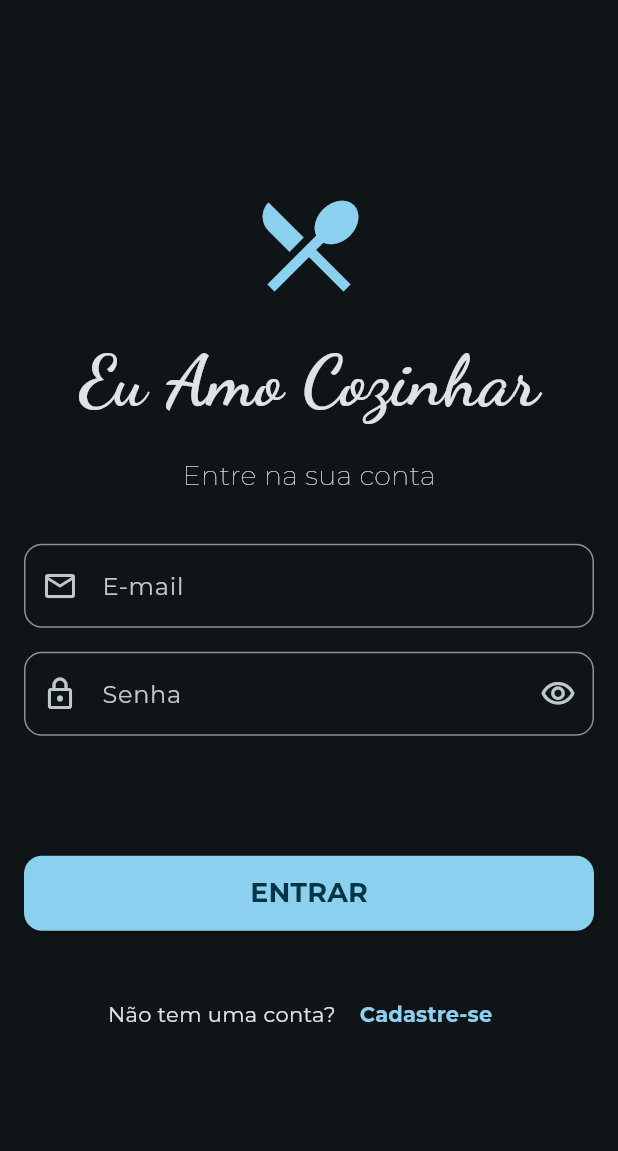
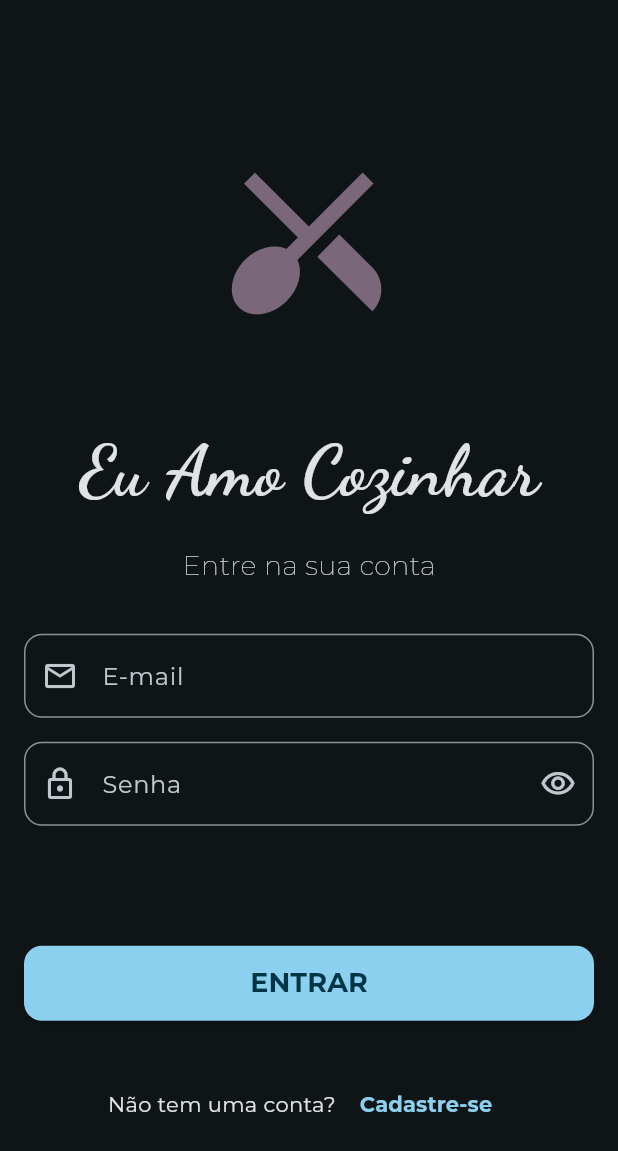
Before and after one commit to rcrenata/flutter_app4_receitas, a Flutter app: the screen it shows after launch, on a phone screen of 412 x 824 dp. Shown: the top 1151 px of the screen. Run offline on Flutter 3.47's test engine with Material 3 defaults, Android fonts, the phone set to English and light mode, and no system bars; our stand-ins replace either_dart, flutter_dotenv, get, get_it, go_router, google_fonts and 1 more; accounts and stored records are empty.

```diff
--- a/lib/data/services/auth_service.dart
+++ b/lib/data/services/auth_service.dart
@@ -78,7 +78,7 @@ class AuthService {
         await _supabaseClient.from('profiles').insert({
           'id': result.right.user!.id,
           'username': username,
-          'avatarUrl': avatarUrl,
+          'avatar_url': avatarUrl,
         });
         return Right(right);
       });
--- a/lib/ui/auth/auth_view.dart
+++ b/lib/ui/auth/auth_view.dart
@@ -11,8 +11,40 @@ class AuthView extends StatefulWidget {
   State<AuthView> createState() => _AuthViewState();
 }
 
-class _AuthViewState extends State<AuthView> {
+class _AuthViewState extends State<AuthView>
+    with SingleTickerProviderStateMixin {
   final viewModel = getIt<AuthViewModel>();
+
+  late AnimationController _animationController;
+  late Animation<double> _animation;
+
+  @override
+  void initState() {
+    super.initState();
+
+    _animationController =
+        AnimationController(
+          vsync: this,
+          duration: const Duration(milliseconds: 1000),
+        )..addStatusListener((listener) {
+          if (listener == AnimationStatus.completed) {
+            _animationController.reverse();
+          } else if (listener == AnimationStatus.dismissed) {
+            _animationController.forward();
+          }
+        });
+
+    _animation = Tween(begin: 50.0, end: 200.0).animate(_animationController);
+    _animation.addListener(() => setState(() {}));
+
+    _animationController.forward();
+  }
+
+  @override
+  void dispose() {
+    _animationController.dispose();
+    super.dispose();
+  }
 
   @override
   Widget build(BuildContext context) {
@@ -59,11 +91,7 @@ class _AuthViewState extends State<AuthView> {
   Widget _buildHeader() {
     return Column(
       children: [
-        Icon(
-          Icons.restaurant_menu,
-          size: 80,
-          color: Theme.of(context).colorScheme.primary,
-        ),
+        _animatedLogo(controller: _animationController),
         const SizedBox(height: 16),
         Text(
           'Eu Amo Cozinhar',
@@ -78,6 +106,43 @@ class _AuthViewState extends State<AuthView> {
           style: TextStyle(fontSize: 18, fontWeight: FontWeight.w100),
         ),
       ],
+    );
+  }
+
+  Widget _animatedLogo({required AnimationController controller}) {
+    return AnimatedBuilder(
+      animation: controller,
+      builder: (context, child) {
+        final sizeTween = Tween(
+          begin: 50.0,
+          end: 200.0,
+        ).animate(CurvedAnimation(parent: controller, curve: Curves.easeInOut));
+
+        final colorTween =
+            ColorTween(
+              begin: Theme.of(context).colorScheme.onError,
+              end: Theme.of(context).colorScheme.primary,
+            ).animate(
+              CurvedAnimation(parent: controller, curve: Curves.bounceInOut),
+            );
+
+        final angleTween = Tween(
+          begin: 0.0,
+          end: 2 * 3.14,
+        ).animate(CurvedAnimation(parent: controller, curve: Curves.easeInOut));
+
+        return Transform.rotate(
+          angle: angleTween.value,
+          child: SizedBox(
+            height: 200,
+            child: Icon(
+              Icons.restaurant_menu,
+              size: sizeTween.value,
+              color: colorTween.value,
+            ),
+          ),
+        );
+      },
     );
   }
 
--- a/lib/ui/widgets/custom_bnb.dart
+++ b/lib/ui/widgets/custom_bnb.dart
@@ -40,6 +40,7 @@ class _CustomBottomNavigationBarState extends State<CustomBottomNavigationBar> {
   Widget build(BuildContext context) {
     return BottomNavigationBar(
       backgroundColor: Theme.of(context).colorScheme.onPrimary,
+      selectedItemColor: Theme.of(context).colorScheme.error,
       items: [
         BottomNavigationBarItem(
           icon: Icon(Icons.restaurant_menu),
```
Also changed, not shown: lib/data/repositories/auth_repository.dart (+22 -1 lines), lib/ui/auth/auth_viewmodel.dart (+20 -1 lines), lib/ui/recipedetail/recipe_detail_view.dart (+73 -7 lines), lib/ui/recipes/recipes_view.dart (+94 -74 lines).
